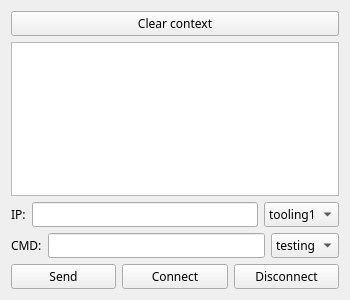
Qt form Simulate_Tooling_Client/widget.ui (wayneliu0512/Robot_v1) before a commit.
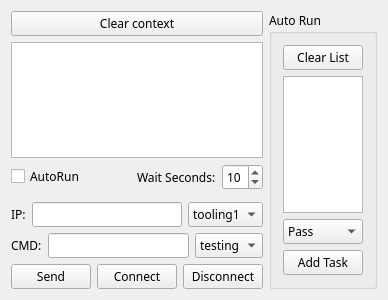
The same form after that commit. Icons and pictures are not drawn.

The edit to the form file:
```diff
--- a/Simulate_Tooling_Client/widget.ui
+++ b/Simulate_Tooling_Client/widget.ui
@@ -6,7 +6,7 @@
    <rect>
     <x>0</x>
     <y>0</y>
-    <width>350</width>
+    <width>388</width>
     <height>300</height>
    </rect>
   </property>
@@ -23,7 +23,7 @@
     <normaloff>:/images/computer.png</normaloff>:/images/computer.png</iconset>
   </property>
   <layout class="QGridLayout" name="gridLayout">
-   <item row="2" column="0">
+   <item row="4" column="0">
     <layout class="QHBoxLayout" name="horizontalLayout_2">
      <item>
       <widget class="QLabel" name="label_2">
@@ -71,7 +71,7 @@
      </item>
     </layout>
    </item>
-   <item row="3" column="0">
+   <item row="5" column="0">
     <layout class="QHBoxLayout" name="horizontalLayout">
      <item>
       <widget class="QLabel" name="label_3">
@@ -104,7 +104,10 @@
      </item>
     </layout>
    </item>
-   <item row="4" column="0">
+   <item row="1" column="0">
+    <widget class="QTextBrowser" name="textBrowser"/>
+   </item>
+   <item row="6" column="0">
     <layout class="QHBoxLayout" name="horizontalLayout_3">
      <item>
       <widget class="QPushButton" name="pushButton_Send">
@@ -139,6 +142,84 @@
      </property>
     </widget>
    </item>
+   <item row="0" column="1" rowspan="7">
+    <widget class="QGroupBox" name="groupBox">
+     <property name="title">
+      <string>Auto Run</string>
+     </property>
+     <layout class="QGridLayout" name="gridLayout_2">
+      <item row="0" column="0">
+       <widget class="QPushButton" name="pushButton_ClearList">
+        <property name="text">
+         <string>Clear List</string>
+        </property>
+       </widget>
+      </item>
+      <item row="1" column="0">
+       <widget class="QListWidget" name="taskList"/>
+      </item>
+      <item row="2" column="0">
+       <widget class="QComboBox" name="comboBox_Result">
+        <item>
+         <property name="text">
+          <string>Pass</string>
+         </property>
+        </item>
+        <item>
+         <property name="text">
+          <string>Fail</string>
+         </property>
+        </item>
+       </widget>
+      </item>
+      <item row="3" column="0">
+       <widget class="QPushButton" name="pushButton_AddTask">
+        <property name="text">
+         <string>Add Task</string>
+        </property>
+       </widget>
+      </item>
+     </layout>
+    </widget>
+   </item>
+   <item row="2" column="0">
+    <layout class="QHBoxLayout" name="horizontalLayout_4">
+     <item>
+      <widget class="QCheckBox" name="checkBox_AutoRun">
+       <property name="text">
+        <string>AutoRun</string>
+       </property>
+      </widget>
+     </item>
+     <item>
+      <spacer name="horizontalSpacer">
+       <property name="orientation">
+        <enum>Qt::Horizontal</enum>
+       </property>
+       <property name="sizeHint" stdset="0">
+        <size>
+         <width>40</width>
+         <height>20</height>
+        </size>
+       </property>
+      </spacer>
+     </item>
+     <item>
+      <widget class="QLabel" name="label">
+       <property name="text">
+        <string>Wait Seconds:</string>
+       </property>
+      </widget>
+     </item>
+     <item>
+      <widget class="QSpinBox" name="spinBox">
+       <property name="value">
+        <number>10</number>
+       </property>
+      </widget>
+     </item>
+    </layout>
+   </item>
   </layout>
  </widget>
  <layoutdefault spacing="6" margin="11"/>
```
Left out of the diff: 9 changed lines with no effect on the pictures.
